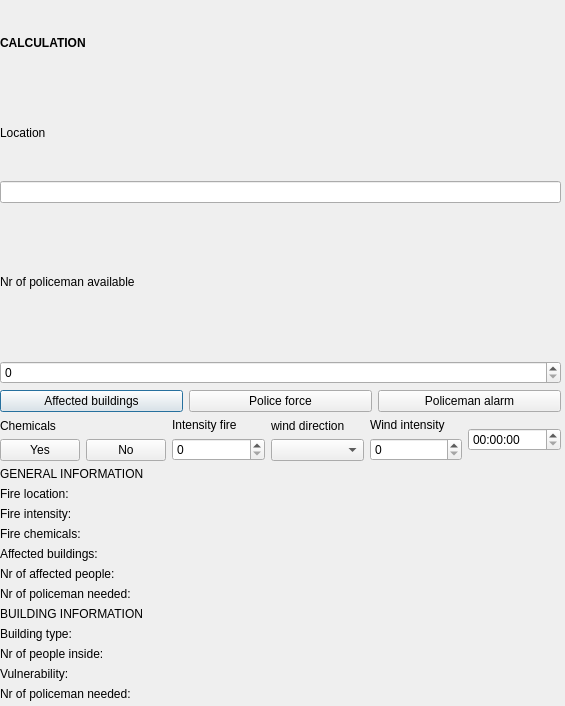
Above: Interface/Interface plugin.ui from rflteeuwen/2016_Group05_BuildingEvacuationAlarm before the change. Below: the same form after it.
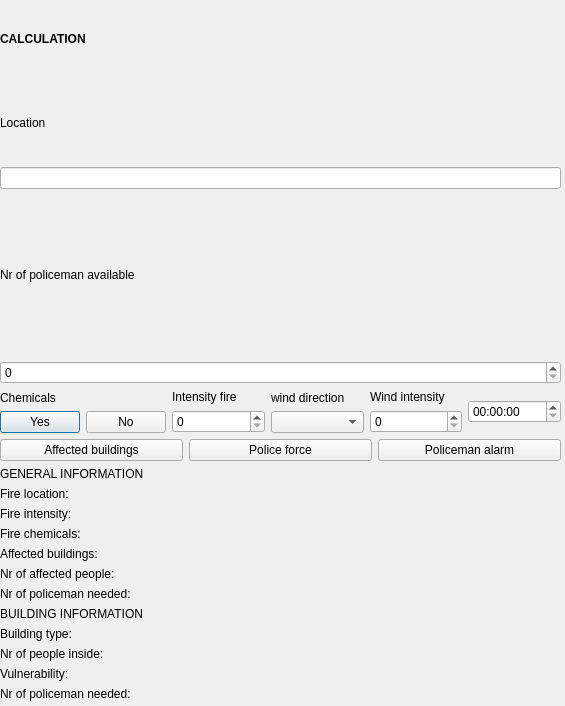
That is the form after the change.

The edit to the form file:
```diff
--- a/Interface/Interface plugin.ui
+++ b/Interface/Interface plugin.ui
@@ -64,31 +64,6 @@
         <item>
          <widget class="QSpinBox" name="nr_policeman_input"/>
         </item>
-        <item>
-         <layout class="QHBoxLayout" name="horizontalLayout_2">
-          <item>
-           <widget class="QPushButton" name="affected_buildings">
-            <property name="text">
-             <string>Affected buildings</string>
-            </property>
-           </widget>
-          </item>
-          <item>
-           <widget class="QPushButton" name="police_force">
-            <property name="text">
-             <string>Police force</string>
-            </property>
-           </widget>
-          </item>
-          <item>
-           <widget class="QPushButton" name="policeman_alarm">
-            <property name="text">
-             <string>Policeman alarm</string>
-            </property>
-           </widget>
-          </item>
-         </layout>
-        </item>
        </layout>
       </item>
       <item>
@@ -169,6 +144,31 @@
         </item>
        </layout>
       </item>
+      <item>
+       <layout class="QHBoxLayout" name="horizontalLayout_2">
+        <item>
+         <widget class="QPushButton" name="affected_buildings">
+          <property name="text">
+           <string>Affected buildings</string>
+          </property>
+         </widget>
+        </item>
+        <item>
+         <widget class="QPushButton" name="police_force">
+          <property name="text">
+           <string>Police force</string>
+          </property>
+         </widget>
+        </item>
+        <item>
+         <widget class="QPushButton" name="policeman_alarm">
+          <property name="text">
+           <string>Policeman alarm</string>
+          </property>
+         </widget>
+        </item>
+       </layout>
+      </item>
       <item>
        <layout class="QVBoxLayout" name="verticalLayout_2">
         <item>
```
